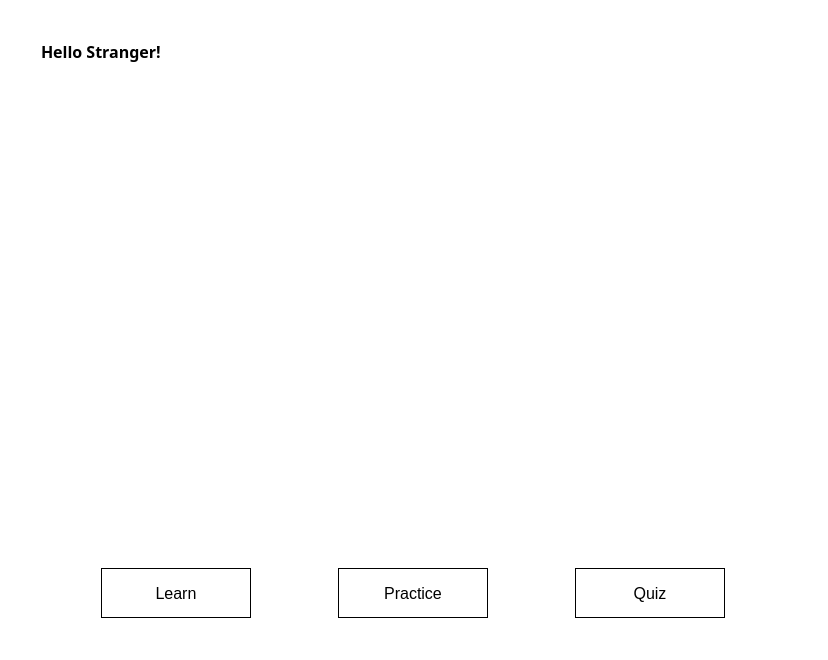
pranav1416/elixir-math-quiz, file screen/_ui/nav_screen.ui: the form before one commit.
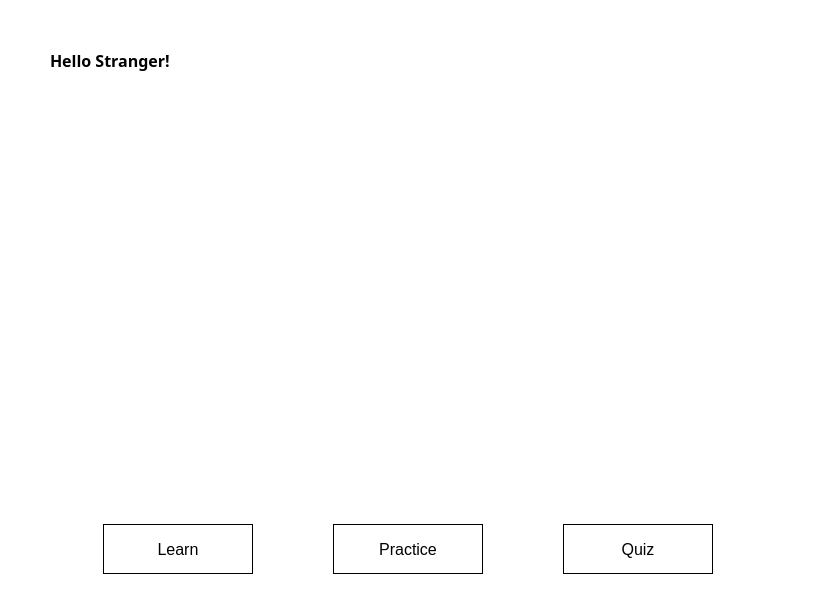
The form after the commit. Icons and pictures are not drawn.

Commit message: finished implementing practice screen

```diff
--- a/screen/_ui/nav_screen.ui
+++ b/screen/_ui/nav_screen.ui
@@ -6,8 +6,8 @@
    <rect>
     <x>0</x>
     <y>0</y>
-    <width>828</width>
-    <height>660</height>
+    <width>818</width>
+    <height>604</height>
    </rect>
   </property>
   <property name="windowTitle">
@@ -20,7 +20,19 @@
    <string notr="true">background-color: rgb(255, 255, 255);</string>
   </property>
   <layout class="QVBoxLayout" name="verticalLayout">
-   <item alignment="Qt::AlignVCenter">
+   <item>
+    <widget class="QFrame" name="frame_3">
+     <property name="styleSheet">
+      <string notr="true">background-color: rgb(255, 255, 255);</string>
+     </property>
+     <property name="frameShape">
+      <enum>QFrame::NoFrame</enum>
+     </property>
+     <property name="frameShadow">
+      <enum>QFrame::Raised</enum>
+     </property>
+     <layout class="QVBoxLayout" name="verticalLayout_2">
+      <item>
     <widget class="QFrame" name="frame">
      <property name="sizePolicy">
       <sizepolicy hsizetype="Expanding" vsizetype="Expanding">
@@ -30,14 +42,14 @@
      </property>
      <property name="minimumSize">
       <size>
-       <width>450</width>
-       <height>520</height>
+          <width>0</width>
+          <height>0</height>
       </size>
      </property>
      <property name="maximumSize">
       <size>
        <width>16777215</width>
-       <height>150</height>
+          <height>16777215</height>
       </size>
      </property>
      <property name="styleSheet">
@@ -52,7 +64,7 @@
      <widget class="QLabel" name="label_2">
       <property name="geometry">
        <rect>
-        <x>170</x>
+           <x>230</x>
         <y>210</y>
         <width>421</width>
         <height>61</height>
@@ -71,8 +83,8 @@
      <widget class="QLabel" name="label">
       <property name="geometry">
        <rect>
-        <x>230</x>
-        <y>280</y>
+           <x>270</x>
+           <y>270</y>
         <width>341</width>
         <height>51</height>
        </rect>
@@ -121,13 +133,13 @@
      <property name="minimumSize">
       <size>
        <width>0</width>
-       <height>100</height>
+          <height>70</height>
       </size>
      </property>
      <property name="maximumSize">
       <size>
        <width>16777215</width>
-       <height>150</height>
+          <height>120</height>
       </size>
      </property>
      <property name="styleSheet">
@@ -225,6 +237,9 @@
         <property name="text">
          <string>Quiz</string>
         </property>
+          </widget>
+         </item>
+        </layout>
        </widget>
       </item>
      </layout>
```
Lines whose indentation alone changed are shown as unchanged. The commit also changes 17 other files.
